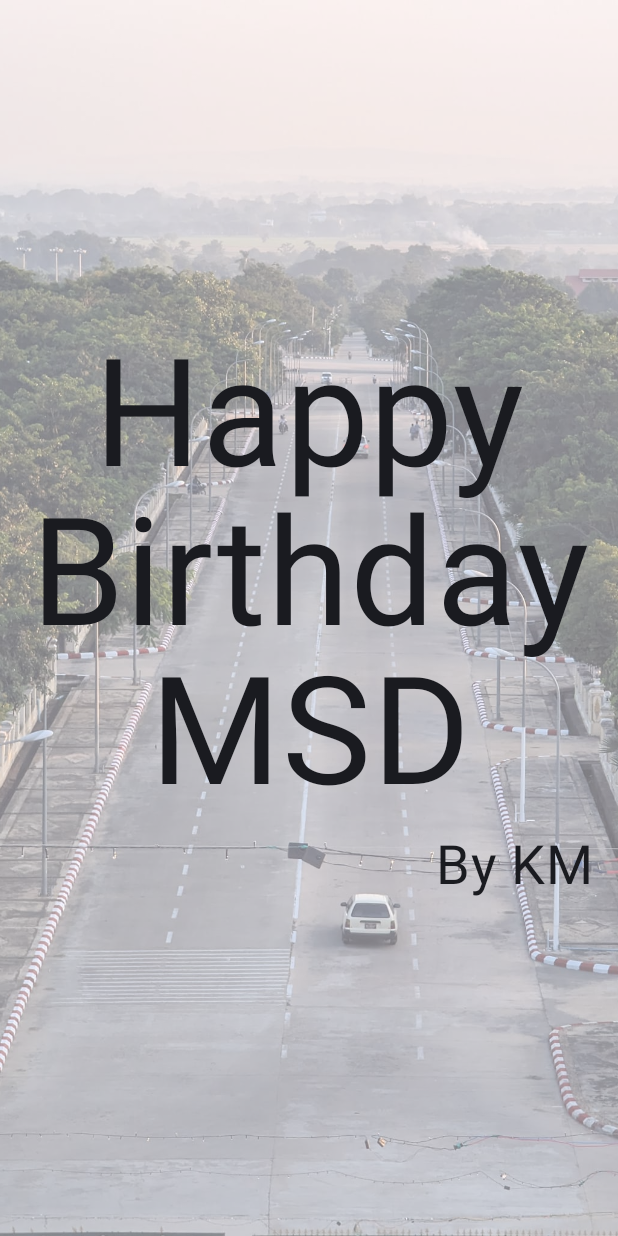
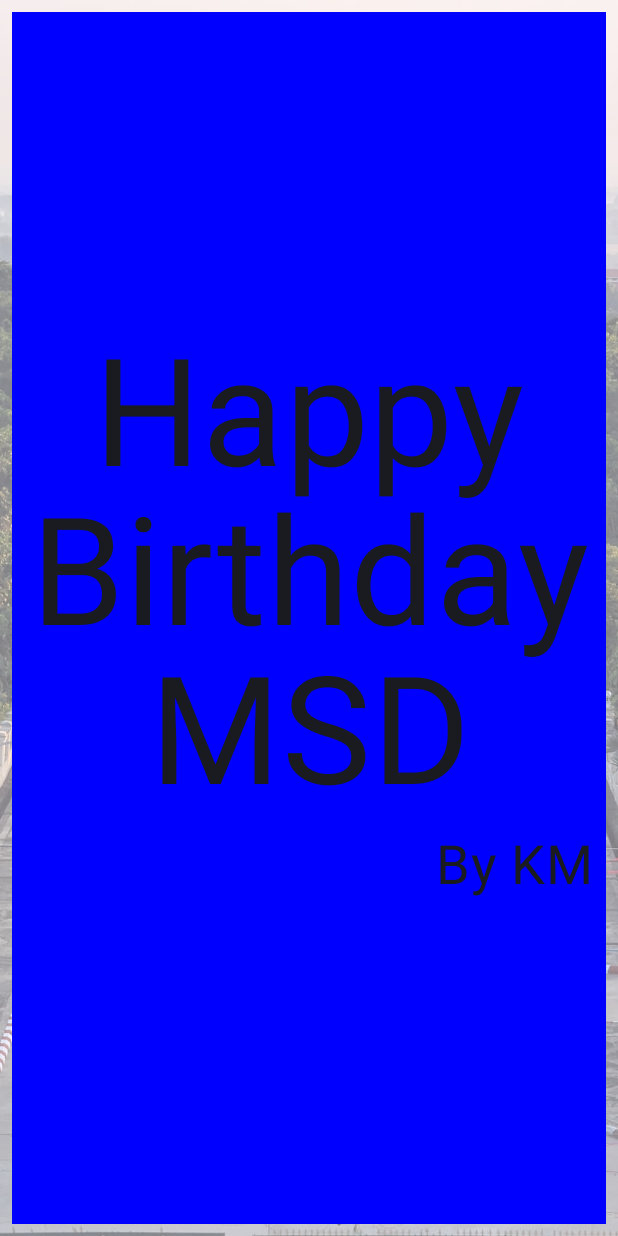
Before and after one commit to aungkoman/learn-androd-kotlin, an Android app built with Jetpack Compose: the screen it shows after launch (MainActivity), on a phone screen of 412 x 824 dp. Run offline under Robolectric (Android 15) with nearby library versions, the phone set to English and light mode, and no system bars.

Commit message:
debuging tips

```diff
--- a/app/src/main/java/com/example/myapplication/MainActivity.kt
+++ b/app/src/main/java/com/example/myapplication/MainActivity.kt
@@ -4,6 +4,7 @@ import android.os.Bundle
 import androidx.activity.ComponentActivity
 import androidx.activity.compose.setContent
 import androidx.compose.foundation.Image
+import androidx.compose.foundation.background
 import androidx.compose.foundation.layout.Arrangement
 import androidx.compose.foundation.layout.Box
 import androidx.compose.foundation.layout.Column
@@ -17,6 +18,7 @@ import androidx.compose.runtime.Composable
 import androidx.compose.ui.Alignment
 import androidx.compose.ui.Modifier
 import androidx.compose.ui.draw.alpha
+import androidx.compose.ui.graphics.Color
 import androidx.compose.ui.layout.ContentScale
 import androidx.compose.ui.res.painterResource
 import androidx.compose.ui.text.style.TextAlign
@@ -87,6 +89,7 @@ fun GreetingImage() {
             modifier = Modifier
                 .fillMaxSize()
                 .padding(8.dp)
+                .background(color = Color.Blue)
         )
     }
 }
```
Also changed, not shown: 1 other file.
